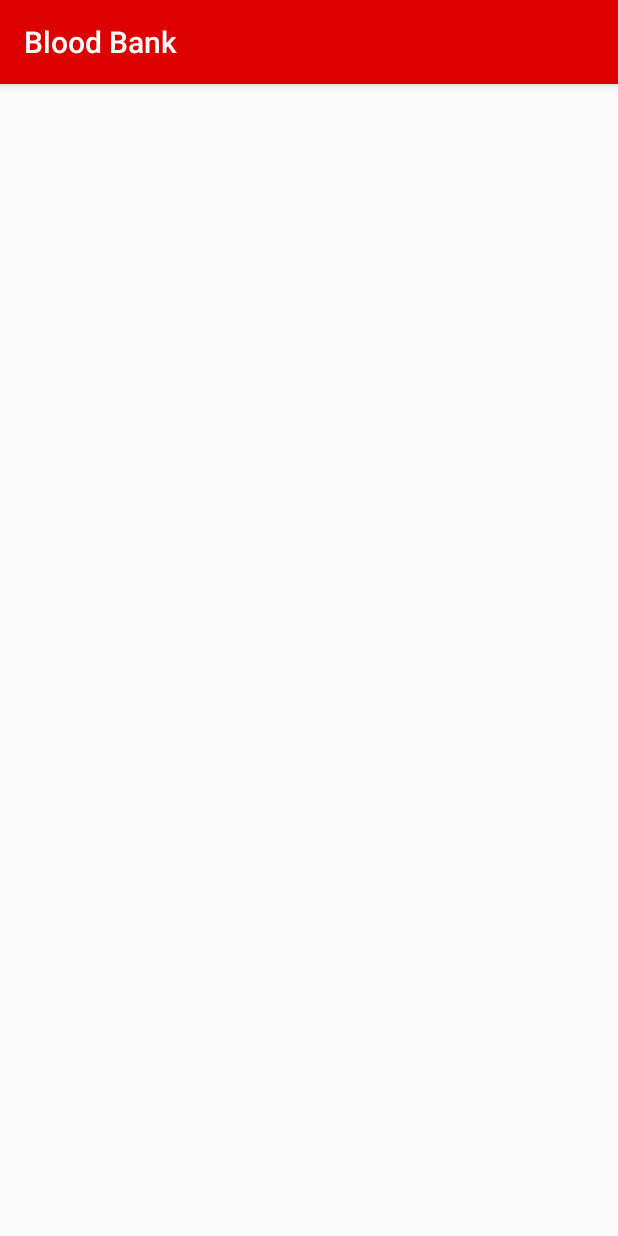
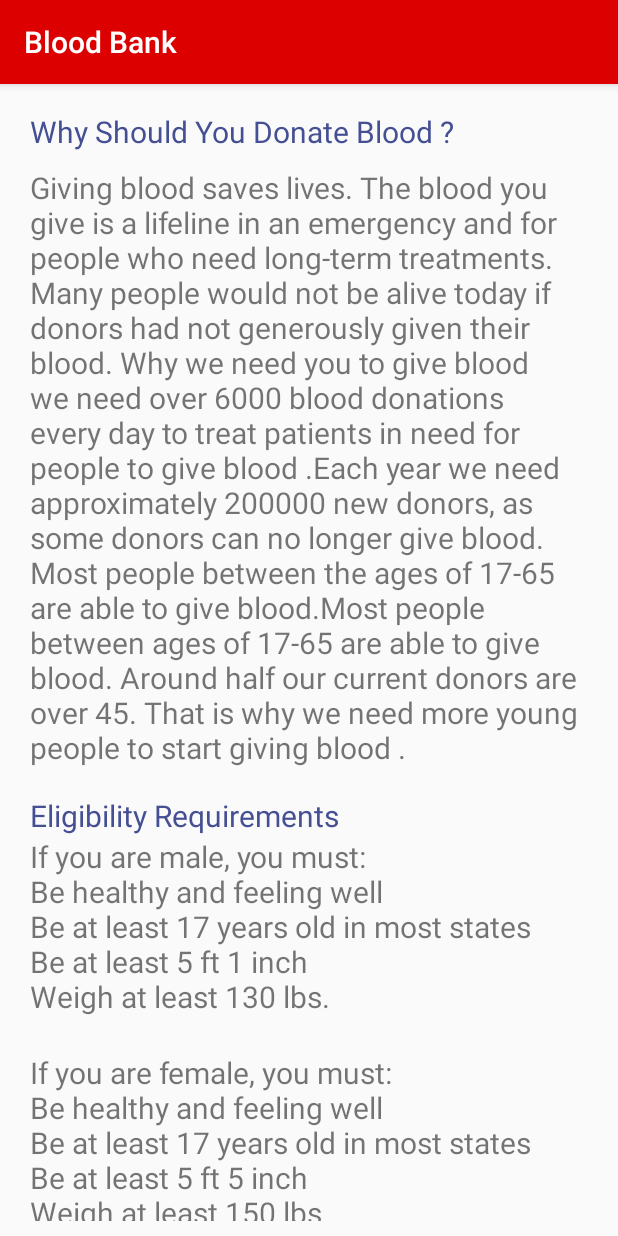
Before and after one commit to ShuvenduRoy/Blood-Bank, an Android app: the screen it shows after launch (Info before the commit, Information after it), after a tap on "INFORMATIONS", on a phone screen of 412 x 824 dp. Run offline under Robolectric (Android 15) with nearby library versions, the phone set to English and light mode, and no system bars; our stand-ins replace Firebase (no records; nobody signed in at launch, a user with empty details on screens opened directly).

```diff
--- a/app/build.gradle
+++ b/app/build.gradle
@@ -1,6 +1,8 @@
 apply plugin: 'com.android.application'
 
 android {
+
+
     packagingOptions {
         exclude 'META-INF/DEPENDENCIES.txt'
         exclude 'META-INF/LICENSE.txt'
@@ -29,6 +31,7 @@ android {
         targetSdkVersion 24
         versionCode 1
         versionName "2.6"
+        multiDexEnabled  true
     }
     buildTypes {
         release {
--- a/app/src/main/AndroidManifest.xml
+++ b/app/src/main/AndroidManifest.xml
@@ -21,7 +21,6 @@
             </intent-filter>
         </activity>
         <activity android:name=".DonorForm" />
-        <activity android:name=".Info" />
         <activity android:name=".NeedBlood" />
         <activity android:name=".DonorList" />
         <!--
@@ -38,7 +37,8 @@
 
         <activity
             android:name=".MapsActivity"
-            android:label="@string/title_activity_maps"></activity>
+            android:label="@string/title_activity_maps" />
+        <activity android:name=".Information"></activity>
     </application>
 
 </manifest>
--- a/app/src/main/java/com/bikash/bloodbank/Info.java
+++ b/app/src/main/java/com/bikash/bloodbank/Information.java
@@ -3,11 +3,11 @@ package com.bikash.bloodbank;
 import android.support.v7.app.AppCompatActivity;
 import android.os.Bundle;
 
-public class Info extends AppCompatActivity {
+public class Information extends AppCompatActivity {
 
     @Override
     protected void onCreate(Bundle savedInstanceState) {
         super.onCreate(savedInstanceState);
-        setContentView(R.layout.activity_info);
+        setContentView(R.layout.activity_information);
     }
 }
--- a/app/src/main/java/com/bikash/bloodbank/MainActivity.java
+++ b/app/src/main/java/com/bikash/bloodbank/MainActivity.java
@@ -35,8 +35,8 @@ public class MainActivity extends AppCompatActivity implements GoogleApiClient.C
     public static String donorId="no";
     SharedPreferences sharedPreferences;
 
-    public static Double lat;
-    public static Double lng;
+    public static Double lat=0.0;
+    public static Double lng=0.0;
 
     private final int MY_PERMISSIONS_REQUEST_READ_CONTACTS=1;
 
@@ -62,7 +62,7 @@ public class MainActivity extends AppCompatActivity implements GoogleApiClient.C
         buttonInfo.setOnClickListener(new View.OnClickListener() {
             @Override
             public void onClick(View v) {
-                startActivity(new Intent(MainActivity.this, Info.class));
+                startActivity(new Intent(MainActivity.this, Information.class));
             }
         });
 
--- a/app/src/main/res/layout/activity_info.xml
+++ /dev/null
@@ -1,13 +0,0 @@
-<?xml version="1.0" encoding="utf-8"?>
-<RelativeLayout xmlns:android="http://schemas.android.com/apk/res/android"
-    xmlns:tools="http://schemas.android.com/tools"
-    android:id="@+id/activity_info"
-    android:layout_width="match_parent"
-    android:layout_height="match_parent"
-    android:paddingBottom="@dimen/activity_vertical_margin"
-    android:paddingLeft="@dimen/activity_horizontal_margin"
-    android:paddingRight="@dimen/activity_horizontal_margin"
-    android:paddingTop="@dimen/activity_vertical_margin"
-    tools:context="com.bikash.bloodbank.Info">
-
-</RelativeLayout>
--- /dev/null
+++ b/app/src/main/res/layout/activity_information.xml
@@ -0,0 +1,66 @@
+<?xml version="1.0" encoding="utf-8"?>
+<RelativeLayout xmlns:android="http://schemas.android.com/apk/res/android"
+    android:layout_width="match_parent"
+    android:layout_height="match_parent"
+    android:orientation="vertical">
+
+
+
+    <ScrollView xmlns:android="http://schemas.android.com/apk/res/android"
+        android:layout_width="fill_parent"
+        android:layout_height="wrap_content"
+        android:fillViewport="false"
+        android:orientation="vertical"
+        android:id="@+id/scrollView"
+        android:padding="10dp">
+
+        <LinearLayout
+            android:layout_width="match_parent"
+            android:layout_height="wrap_content"
+            android:orientation="vertical">
+
+            <TextView
+                android:layout_width="wrap_content"
+                android:layout_height="wrap_content"
+                android:text="Why Should You Donate Blood ?"
+                android:textSize="20dp"
+                android:paddingLeft="10dp"
+                android:paddingTop="8dp"
+                android:textColor="#454F93" />
+
+            <TextView
+                android:layout_width="wrap_content"
+                android:layout_height="wrap_content"
+                android:padding="10dp"
+                android:text="@string/info_"
+                android:textSize="20dp"
+                android:id="@+id/text1"/>
+
+            <TextView
+                android:layout_width="wrap_content"
+                android:layout_height="wrap_content"
+                android:text="@string/eligibility_"
+                android:textSize="20dp"
+                android:paddingLeft="10dp"
+                android:paddingTop="8dp"
+                android:textColor="#454F93"
+                />
+
+            <TextView
+                android:layout_width="wrap_content"
+                android:layout_height="wrap_content"
+                android:text="@string/male_"
+                android:textSize="20dp"
+                android:paddingLeft="10dp"/>
+
+            <TextView
+                android:layout_width="wrap_content"
+                android:textSize="20dp"
+                android:layout_height="wrap_content"
+                android:text="@string/female_"
+                android:paddingLeft="10dp"/>
+
+        </LinearLayout>
+    </ScrollView>
+
+</RelativeLayout>
--- a/app/src/main/res/layout/activity_main.xml
+++ b/app/src/main/res/layout/activity_main.xml
@@ -15,8 +15,8 @@
         android:layout_width="wrap_content"
         android:layout_height="wrap_content"
         android:layout_marginTop="38dp"
-        android:padding="10dp"
-        android:textSize="25dp"
+        android:padding="20dp"
+        android:textSize="20dp"
         android:textColor="@color/White"
         android:background="@drawable/home_button"
         android:id="@+id/btn_need_blood"
@@ -27,8 +27,8 @@
         android:text="Be a Donor"
         android:layout_width="wrap_content"
         android:layout_height="wrap_content"
-        android:padding="10dp"
-        android:textSize="25dp"
+        android:padding="20dp"
+        android:textSize="20dp"
         android:textColor="@color/White"
         android:background="@drawable/home_button"
         android:id="@+id/btn_donor_profile"
@@ -38,8 +38,8 @@
 
     <Button
         android:text="Informations"
-        android:padding="10dp"
-        android:textSize="25dp"
+        android:padding="20dp"
+        android:textSize="20dp"
         android:textColor="@color/White"
         android:background="@drawable/home_button"
         android:layout_width="wrap_content"
--- a/app/src/main/res/values/strings.xml
+++ b/app/src/main/res/values/strings.xml
@@ -1,4 +1,8 @@
 <resources>
     <string name="app_name">Blood Bank</string>
     <string name="title_activity_maps">Donors Locations</string>
+    <string name="eligibility_">Eligibility Requirements</string>
+    <string name="female_">If you are female, you must:\nBe healthy and feeling well\nBe at least 17 years old in most states\nBe at least 5 ft 5 inch\nWeigh at least 150 lbs.</string>
+    <string name="male_">If you are male, you must:\nBe healthy and feeling well\nBe at least 17 years old in most states\nBe at least 5 ft 1 inch \nWeigh at least 130 lbs.\n</string>
+    <string name="info_">Giving blood saves lives. The blood you give is a lifeline in an emergency and for people who need long-term treatments. Many people would not be alive today if donors had not generously given their blood. Why we need you to give blood we need over 6000 blood donations every day to treat patients in need for people to give blood .Each year we need approximately 200000 new donors, as some donors can no longer give blood. Most people between the ages of 17-65 are able to give blood.Most people between ages of 17-65 are able to give blood. Around half our current donors are over 45. That is why we need more young people to start giving blood .</string>
 </resources>
```
Also changed, not shown: app/src/main/ic_launcher-web.png (added), app/src/main/res/mipmap-hdpi/ic_launcher.png, app/src/main/res/mipmap-mdpi/ic_launcher.png, app/src/main/res/mipmap-xhdpi/ic_launcher.png, app/src/main/res/mipmap-xxhdpi/ic_launcher.png, app/src/main/res/mipmap-xxxhdpi/ic_launcher.png.
